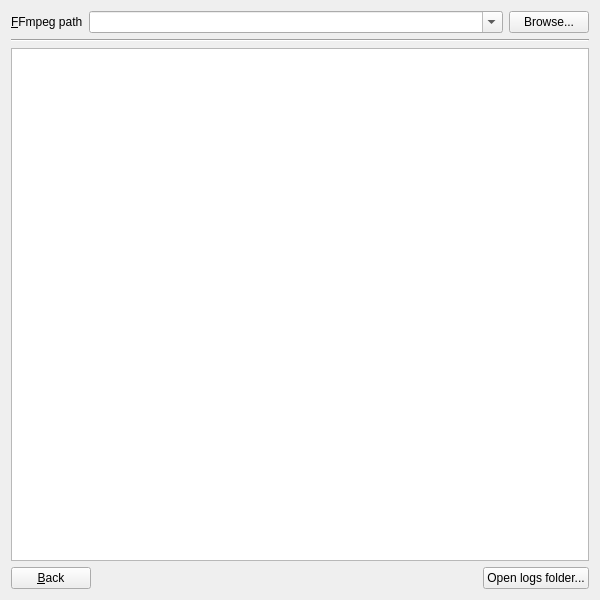
Above: settingsframe.ui from EthanChappel/HQ-Animate before the change. Below: the same form after it.
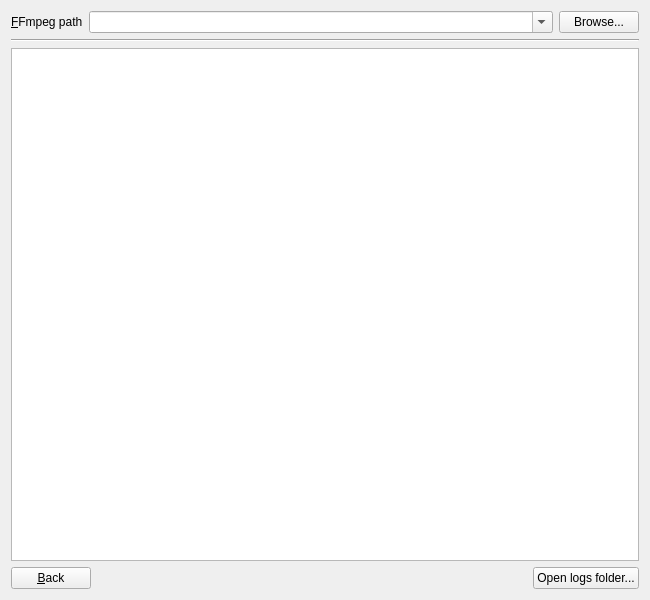
That is the form after the change.

Patch:
```diff
--- a/settingsframe.ui
+++ b/settingsframe.ui
@@ -6,13 +6,13 @@
    <rect>
     <x>0</x>
     <y>0</y>
-    <width>600</width>
+    <width>650</width>
     <height>600</height>
    </rect>
   </property>
   <property name="minimumSize">
    <size>
-    <width>600</width>
+    <width>650</width>
     <height>600</height>
    </size>
   </property>
```
